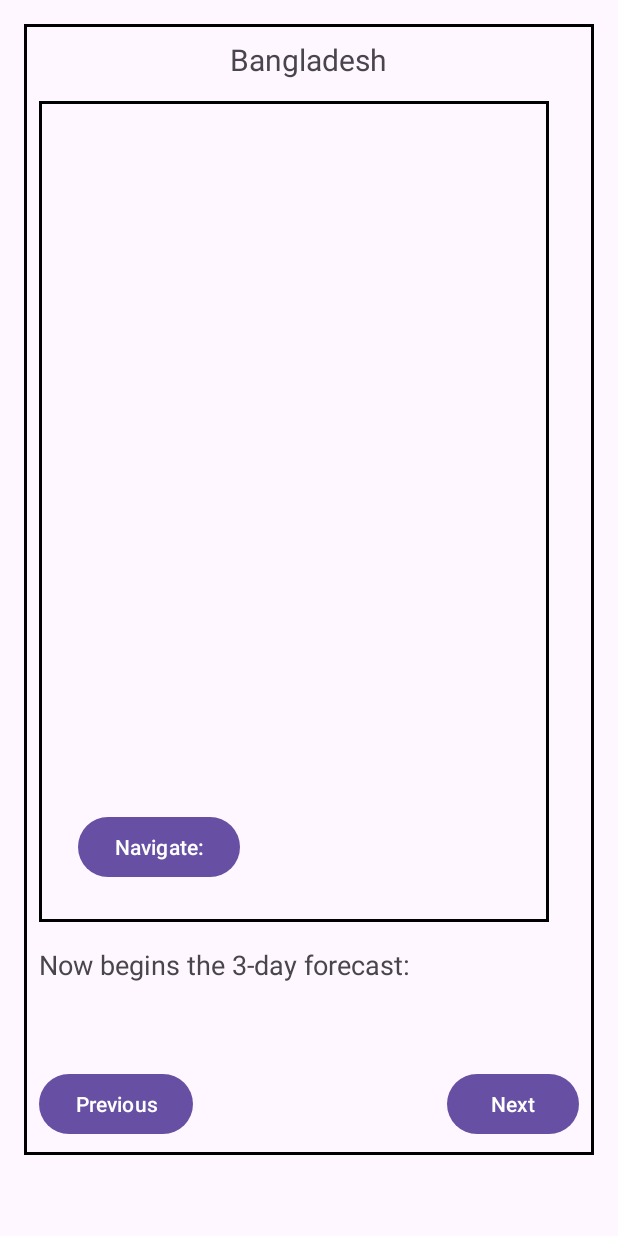
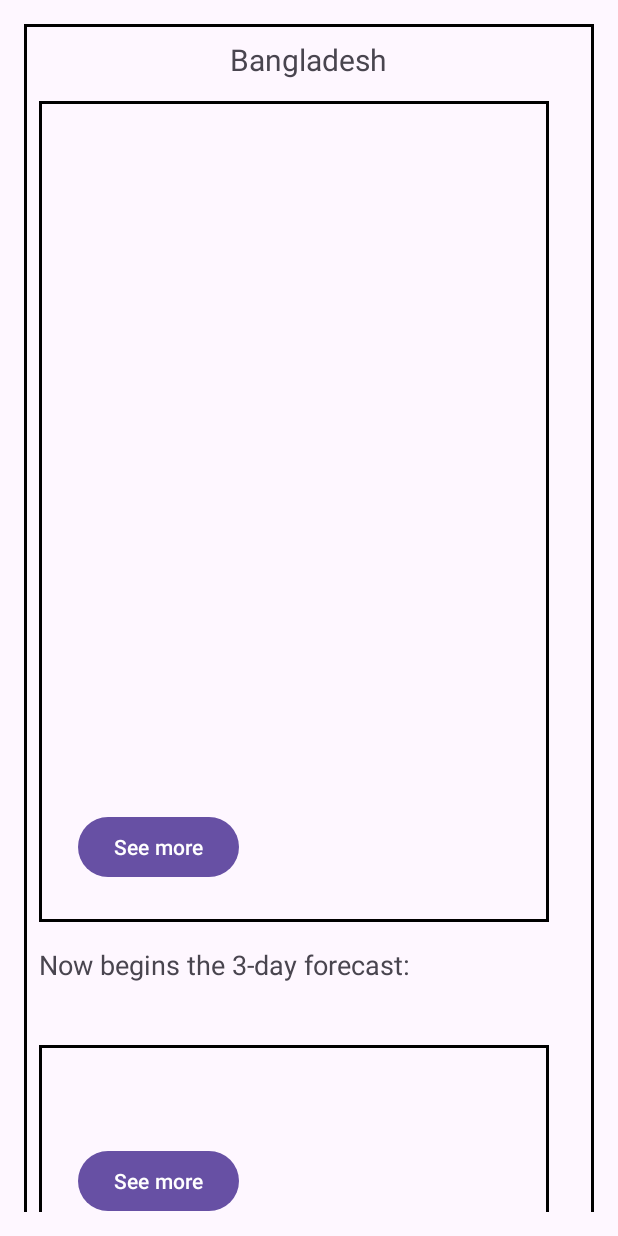
Before and after one commit to Virgo-Alpha/Benson_Mugure_S2038770, an Android app: the screen it shows after launch (MainActivity), on a phone screen of 412 x 824 dp. Run offline under Robolectric (Android 15) with nearby library versions, the phone set to English and light mode, and no system bars.

Commit message:
added the full forecast page

```diff
--- a/app/src/main/AndroidManifest.xml
+++ b/app/src/main/AndroidManifest.xml
@@ -13,6 +13,9 @@
         android:theme="@style/Theme.Benson_Mugure_S2038770"
         android:usesCleartextTraffic="true">
         <activity
+            android:name=".full_forecast"
+            android:exported="false" />
+        <activity
             android:name=".current_weather"
             android:exported="false" />
         <activity
--- a/app/src/main/res/layout/activity_main.xml
+++ b/app/src/main/res/layout/activity_main.xml
@@ -161,21 +161,41 @@
             android:text="@string/separation"
             android:textSize="18sp" />
 
+        <RelativeLayout
+            android:id="@+id/forecast"
+            android:layout_width="340dp"
+            android:layout_height="wrap_content"
+            android:layout_below="@id/separationText"
+            android:layout_marginTop="41dp"
+            android:background="@drawable/smaller_border"
+            android:padding="10dp">
+
             <!-- Move forecastDisplay below separationText -->
             <TextView
                 android:id="@+id/forecastDisplay"
                 android:layout_width="wrap_content"
                 android:layout_height="wrap_content"
-            android:layout_below="@id/separationText"
                 android:layout_marginTop="16dp"
                 android:text="@string/forecast"
                 android:textSize="18sp" />
 
             <Button
+                android:id="@+id/seeFullForecastButton"
+                android:layout_width="wrap_content"
+                android:layout_height="wrap_content"
+                android:layout_below="@id/forecastDisplay"
+                android:layout_gravity="bottom|end"
+                android:layout_margin="16dp"
+                android:text="@string/navigate"
+                android:textSize="14sp" />
+
+        </RelativeLayout>
+
+        <Button
             android:id="@+id/prevButton"
             android:layout_width="wrap_content"
             android:layout_height="wrap_content"
-            android:layout_below="@id/forecastDisplay"
+            android:layout_below="@id/forecast"
             android:layout_marginTop="16dp"
             android:text="@string/previous" />
 
@@ -183,7 +203,7 @@
             android:id="@+id/nextButton"
             android:layout_width="wrap_content"
             android:layout_height="wrap_content"
-            android:layout_below="@id/forecastDisplay"
+            android:layout_below="@id/forecast"
             android:layout_marginTop="16dp"
             android:layout_alignParentEnd="true"
             android:text="@string/next" />
--- a/app/src/main/res/values/strings.xml
+++ b/app/src/main/res/values/strings.xml
@@ -20,7 +20,7 @@
     <string name="pressure">Pressure: </string>
     <string name="visibility">Visibility: </string>
     <string name="date">Date: </string>
-    <string name="navigate">Navigate: </string>
+    <string name="navigate">See more </string>
 
     <string name="lorem_ipsum">
         Lorem ipsum dolor sit amet, consectetur adipiscing elit. Nam in scelerisque sem. Mauris
```
Also changed, not shown: app/src/main/java/org/me/gcu/benson_mugure_s2038770/MainActivity.java (+38 -0 lines), app/src/main/java/org/me/gcu/benson_mugure_s2038770/full_forecast.java (added, +61 -0 lines), app/src/main/res/layout/activity_full_forecast.xml (added, +53 -0 lines), 1 other file. Lines whose indentation alone changed are shown as unchanged.
